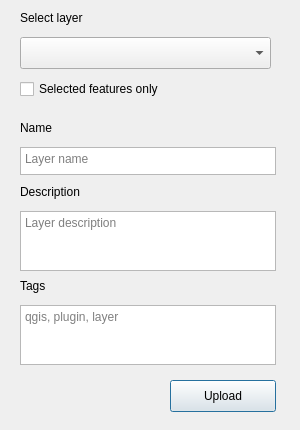
Old version of the form ui/giscarta_dialog_add_layer.ui in the repository giscarta/giscarta-qgis.
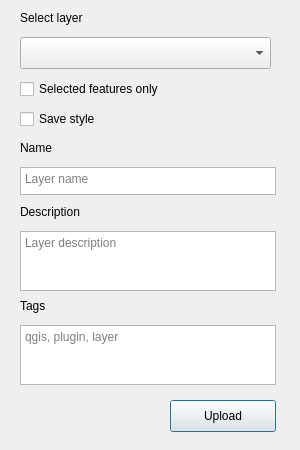
New version of the form. Custom widgets are drawn as their Qt base class.

The edit to the form file:
```diff
--- a/ui/giscarta_dialog_add_layer.ui
+++ b/ui/giscarta_dialog_add_layer.ui
@@ -10,19 +10,19 @@
     <x>0</x>
     <y>0</y>
     <width>300</width>
-    <height>430</height>
+    <height>450</height>
    </rect>
   </property>
   <property name="minimumSize">
    <size>
     <width>300</width>
-    <height>430</height>
+    <height>450</height>
    </size>
   </property>
   <property name="maximumSize">
    <size>
     <width>300</width>
-    <height>430</height>
+    <height>450</height>
    </size>
   </property>
   <property name="windowTitle">
@@ -79,7 +79,7 @@
    <property name="geometry">
     <rect>
      <x>20</x>
-     <y>120</y>
+     <y>140</y>
      <width>61</width>
      <height>16</height>
     </rect>
@@ -101,7 +101,7 @@
    <property name="geometry">
     <rect>
      <x>20</x>
-     <y>184</y>
+     <y>204</y>
      <width>71</width>
      <height>16</height>
     </rect>
@@ -123,7 +123,7 @@
    <property name="geometry">
     <rect>
      <x>20</x>
-     <y>278</y>
+     <y>298</y>
      <width>29</width>
      <height>16</height>
     </rect>
@@ -154,11 +154,24 @@
     <string>Selected features only</string>
    </property>
   </widget>
+  <widget class="QCheckBox" name="checkBox_style">
+   <property name="geometry">
+    <rect>
+     <x>20</x>
+     <y>109</y>
+     <width>142</width>
+     <height>20</height>
+    </rect>
+   </property>
+   <property name="text">
+    <string>Save style</string>
+   </property>
+  </widget>
   <widget class="QTextEdit" name="text_name">
    <property name="geometry">
     <rect>
      <x>20</x>
-     <y>147</y>
+     <y>167</y>
      <width>256</width>
      <height>28</height>
     </rect>
@@ -183,7 +196,7 @@
    <property name="geometry">
     <rect>
      <x>20</x>
-     <y>211</y>
+     <y>231</y>
      <width>256</width>
      <height>60</height>
     </rect>
@@ -202,7 +215,7 @@
    <property name="geometry">
     <rect>
      <x>20</x>
-     <y>305</y>
+     <y>325</y>
      <width>256</width>
      <height>60</height>
     </rect>
@@ -224,7 +237,7 @@
    <property name="geometry">
     <rect>
      <x>170</x>
-     <y>380</y>
+     <y>400</y>
      <width>106</width>
      <height>32</height>
     </rect>
```
